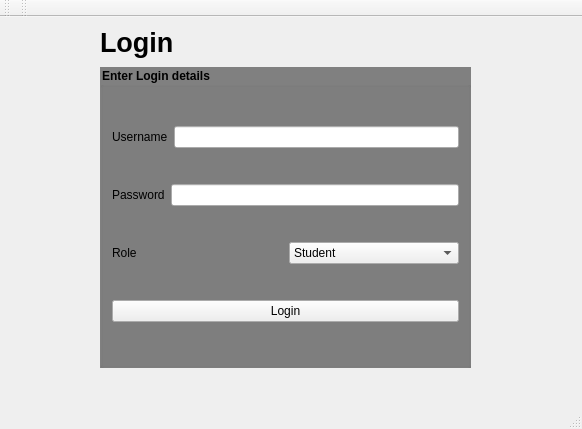
Before: the Qt Designer form mainwindow.ui in ahmadqasembader/DBMS-project, drawn with Qt 5.
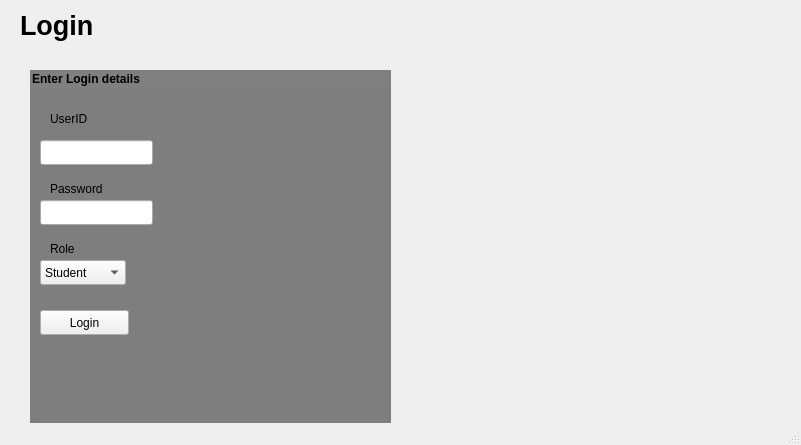
After: the same form once the commit is applied.

What changed in the file:
```diff
--- a/mainwindow.ui
+++ b/mainwindow.ui
@@ -6,8 +6,8 @@
    <rect>
     <x>0</x>
     <y>0</y>
-    <width>582</width>
-    <height>429</height>
+    <width>801</width>
+    <height>445</height>
    </rect>
   </property>
   <property name="mouseTracking">
@@ -23,7 +23,7 @@
    <widget class="QLabel" name="label">
     <property name="geometry">
      <rect>
-      <x>100</x>
+      <x>20</x>
       <y>10</y>
       <width>91</width>
       <height>31</height>
@@ -32,6 +32,7 @@
     <property name="font">
      <font>
       <pointsize>20</pointsize>
+      <weight>75</weight>
       <bold>true</bold>
      </font>
     </property>
@@ -42,14 +43,15 @@
    <widget class="QGroupBox" name="groupBox">
     <property name="geometry">
      <rect>
-      <x>100</x>
-      <y>50</y>
-      <width>371</width>
-      <height>301</height>
+      <x>30</x>
+      <y>70</y>
+      <width>361</width>
+      <height>361</height>
      </rect>
     </property>
     <property name="font">
      <font>
+      <weight>75</weight>
       <bold>true</bold>
      </font>
     </property>
@@ -61,18 +63,15 @@
     <property name="title">
      <string>Enter Login details</string>
     </property>
-    <layout class="QVBoxLayout" name="verticalLayout">
-     <item>
-      <layout class="QHBoxLayout" name="horizontalLayout_3">
-       <item>
-        <widget class="QLabel" name="label_2">
-         <property name="text">
-          <string>Username</string>
-         </property>
-        </widget>
-       </item>
-       <item>
-        <widget class="QLineEdit" name="username">
+    <widget class="QLineEdit" name="userIDLogin">
+     <property name="geometry">
+      <rect>
+       <x>10</x>
+       <y>70</y>
+       <width>113</width>
+       <height>25</height>
+      </rect>
+     </property>
          <property name="font">
           <font>
            <italic>false</italic>
@@ -90,15 +89,31 @@
           <string/>
          </property>
         </widget>
-       </item>
-      </layout>
-     </item>
-     <item>
-      <layout class="QHBoxLayout" name="horizontalLayout_2">
-       <item>
+    <widget class="QLabel" name="label_2">
+     <property name="geometry">
+      <rect>
+       <x>20</x>
+       <y>40</y>
+       <width>71</width>
+       <height>17</height>
+      </rect>
+     </property>
+     <property name="text">
+      <string>UserID</string>
+     </property>
+    </widget>
         <widget class="QLabel" name="label_3">
+     <property name="geometry">
+      <rect>
+       <x>20</x>
+       <y>110</y>
+       <width>67</width>
+       <height>17</height>
+      </rect>
+     </property>
          <property name="font">
           <font>
+       <weight>50</weight>
            <bold>false</bold>
           </font>
          </property>
@@ -106,32 +121,56 @@
           <string>Password</string>
          </property>
         </widget>
-       </item>
-       <item>
-        <widget class="QLineEdit" name="password">
+    <widget class="QLineEdit" name="passwordLogin">
+     <property name="geometry">
+      <rect>
+       <x>10</x>
+       <y>130</y>
+       <width>113</width>
+       <height>25</height>
+      </rect>
+     </property>
          <property name="styleSheet">
           <string notr="true">#lineEdit_2{
 	background-color: white;
 }</string>
          </property>
-         <property name="echoMode">
-          <enum>QLineEdit::Password</enum>
-         </property>
-        </widget>
-       </item>
-      </layout>
-     </item>
-     <item>
-      <layout class="QHBoxLayout" name="horizontalLayout">
-       <item>
+    </widget>
+    <widget class="QPushButton" name="pushButton">
+     <property name="geometry">
+      <rect>
+       <x>10</x>
+       <y>240</y>
+       <width>89</width>
+       <height>25</height>
+      </rect>
+     </property>
+     <property name="text">
+      <string>Login</string>
+     </property>
+    </widget>
         <widget class="QLabel" name="label_4">
+     <property name="geometry">
+      <rect>
+       <x>20</x>
+       <y>170</y>
+       <width>67</width>
+       <height>17</height>
+      </rect>
+     </property>
          <property name="text">
           <string>Role</string>
          </property>
         </widget>
-       </item>
-       <item>
         <widget class="QComboBox" name="comboBox">
+     <property name="geometry">
+      <rect>
+       <x>10</x>
+       <y>190</y>
+       <width>86</width>
+       <height>25</height>
+      </rect>
+     </property>
          <item>
           <property name="text">
            <string>Student</string>
@@ -148,42 +187,9 @@
           </property>
          </item>
         </widget>
-       </item>
-      </layout>
-     </item>
-     <item>
-      <widget class="QPushButton" name="pushButton">
-       <property name="text">
-        <string>Login</string>
-       </property>
-      </widget>
-     </item>
-    </layout>
-   </widget>
-  </widget>
-  <widget class="QToolBar" name="toolBar">
-   <property name="windowTitle">
-    <string>toolBar</string>
-   </property>
-   <attribute name="toolBarArea">
-    <enum>TopToolBarArea</enum>
-   </attribute>
-   <attribute name="toolBarBreak">
-    <bool>false</bool>
-   </attribute>
-  </widget>
-  <widget class="QToolBar" name="toolBar_2">
-   <property name="windowTitle">
-    <string>toolBar_2</string>
-   </property>
-   <attribute name="toolBarArea">
-    <enum>TopToolBarArea</enum>
-   </attribute>
-   <attribute name="toolBarBreak">
-    <bool>false</bool>
-   </attribute>
-  </widget>
-  <widget class="QStatusBar" name="statusBar"/>
+   </widget>
+  </widget>
+  <widget class="QStatusBar" name="statusbar"/>
  </widget>
  <resources/>
  <connections/>
```
Left out of the diff: 3 changed lines with no effect on the pictures. Lines whose indentation alone changed are shown as unchanged.
